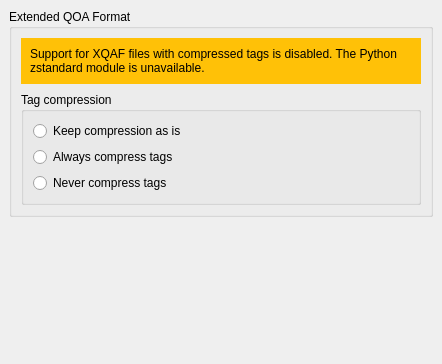
phw/picard-plugins, file plugins/xqaf/ui_options_xqaf.ui: the form before one commit.
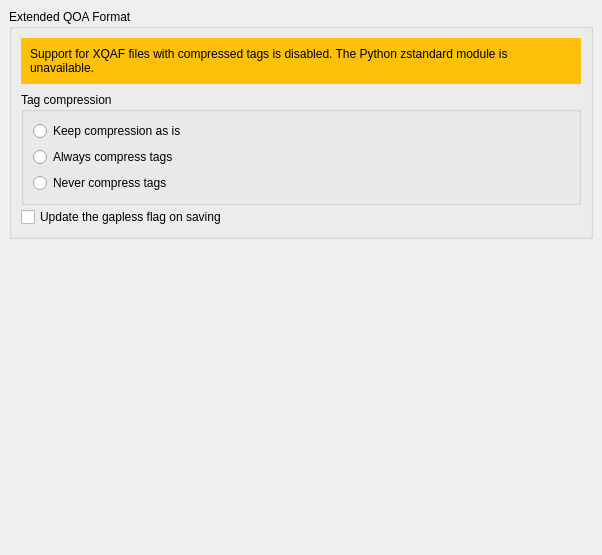
The form after the commit.

Commit message: xqaf: add option to update the gapless tag

```diff
--- a/plugins/xqaf/ui_options_xqaf.ui
+++ b/plugins/xqaf/ui_options_xqaf.ui
@@ -6,8 +6,8 @@
    <rect>
     <x>0</x>
     <y>0</y>
-    <width>442</width>
-    <height>364</height>
+    <width>602</width>
+    <height>555</height>
    </rect>
   </property>
   <layout class="QVBoxLayout">
@@ -140,6 +140,13 @@
         </layout>
        </widget>
       </item>
+      <item>
+       <widget class="QCheckBox" name="xqaf_update_gapless_flag">
+        <property name="text">
+         <string>Update the gapless flag on saving</string>
+        </property>
+       </widget>
+      </item>
      </layout>
     </widget>
    </item>
```
The commit also changes 3 other files.
